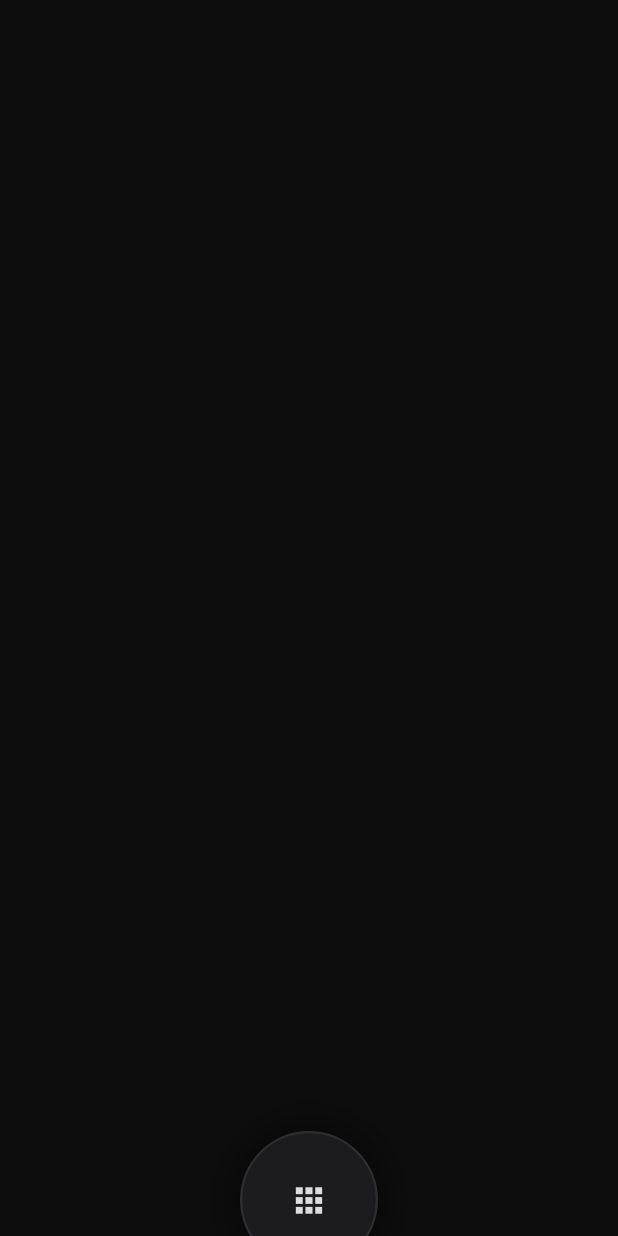
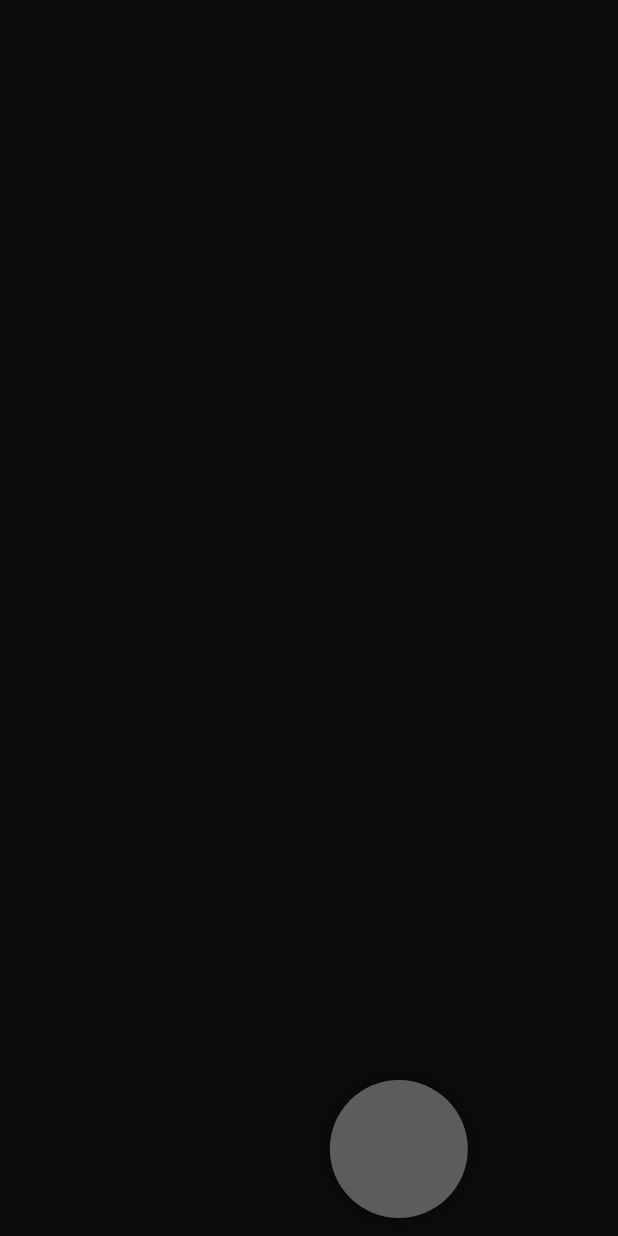
Before and after one commit to Insigolon/WranglHarnes, a Flutter app: the screen it shows after launch, on a phone screen of 412 x 824 dp. Run offline on Flutter 3.47's test engine with Material 3 defaults, Android fonts, the phone set to English and light mode, and no system bars.

Commit message:
updated dart

```diff
--- a/lib/main.dart
+++ b/lib/main.dart
@@ -5,19 +5,18 @@ void main() => runApp(const _App());
 
 class _App extends StatelessWidget {
   const _App();
+
   @override
   Widget build(BuildContext context) {
     return const MaterialApp(
       debugShowCheckedModeBanner: false,
       home: Scaffold(
         backgroundColor: Color(0xFF0D0D0D),
-        body: SafeArea(child: Center(child: RadialLauncher())),
+        body: SafeArea(child: RadialLauncher()),
       ),
     );
   }
 }
-
-// ─── Data ────────────────────────────────────────────────
 
 class AppEntry {
   final String id, label;
@@ -39,28 +38,19 @@ const _kApps = [
   AppEntry('l', 'YouTube'),
 ];
 
-// ─── Constants ───────────────────────────────────────────
-
-// The arc sweeps from _kArcStart to _kArcEnd (degrees, standard math angles)
 const double _kArcStart = 205.0;
 const double _kArcEnd = 335.0;
+const double _kHubR = 46.0;
+const double _kInnerR = 72.0;
+const double _kOuterR = 148.0;
+const double _kCapR = 13.0;
+const double _kCornerInset = 12.0;
 
-const double _kHubR = 46.0;
-
-// Crescent band radii
-const double _kInnerR = 72.0; // inner edge of band
-const double _kOuterR = 148.0; // outer edge of band
-
-// Corner radius on the two arc-tip caps (r=13 from Figma)
-const double _kCapR = 13.0;
-
-double _deg(double r) => r * 180 / math.pi;
 double _rad(double d) => d * math.pi / 180;
-
-// ─── Widget ──────────────────────────────────────────────
 
 class RadialLauncher extends StatefulWidget {
   const RadialLauncher({super.key});
+
   @override
   State<RadialLauncher> createState() => _State();
 }
@@ -133,10 +123,17 @@ class _State extends State<RadialLauncher> with TickerProviderStateMixin {
   Widget build(BuildContext context) {
     return LayoutBuilder(
       builder: (_, c) {
-        final anchor = Offset(c.maxWidth / 2, c.maxHeight - 24);
+        final arcRightReach = _kOuterR * math.cos(_rad(360 - _kArcEnd));
+        final anchor = Offset(
+          math.max(
+            _kOuterR + _kCornerInset,
+            c.maxWidth - arcRightReach - _kCornerInset,
+          ),
+          c.maxHeight - _kHubR - _kCornerInset,
+        );
         return AnimatedBuilder(
           animation: _anim,
-          builder: (_, __) => GestureDetector(
+          builder: (_, _) => GestureDetector(
             onDoubleTap: _toggle,
             onPanUpdate: _pan,
             onPanEnd: _panEnd,
@@ -166,7 +163,7 @@ class _State extends State<RadialLauncher> with TickerProviderStateMixin {
                   top: anchor.dy - _kHubR,
                   child: GestureDetector(
                     onDoubleTap: _toggle,
-                    child: _Hub(t: _anim.value),
+                    child: const _Hub(),
                   ),
                 ),
               ],
@@ -190,12 +187,12 @@ class _State extends State<RadialLauncher> with TickerProviderStateMixin {
           width: 28,
           height: 28,
           decoration: BoxDecoration(
-            color: Colors.white.withOpacity(0.13),
+            color: Colors.white.withValues(alpha: 0.13),
             shape: BoxShape.circle,
           ),
           child: Icon(
             left ? Icons.chevron_left : Icons.chevron_right,
-            color: Colors.white.withOpacity(0.85),
+            color: Colors.white.withValues(alpha: 0.85),
             size: 18,
           ),
         ),
@@ -204,39 +201,26 @@ class _State extends State<RadialLauncher> with TickerProviderStateMixin {
   }
 }
 
-// ─── Hub ─────────────────────────────────────────────────
+class _Hub extends StatelessWidget {
+  const _Hub();
 
-class _Hub extends StatelessWidget {
-  final double t;
-  const _Hub({required this.t});
   @override
   Widget build(BuildContext context) => Container(
     width: _kHubR * 2,
     height: _kHubR * 2,
     decoration: BoxDecoration(
       shape: BoxShape.circle,
-      color: const Color(0xFF1C1C1E),
-      border: Border.all(
-        color: Colors.white.withOpacity(0.08 + 0.06 * t),
-        width: 1.5,
-      ),
+      color: const Color(0xFF5C5C5C),
       boxShadow: [
         BoxShadow(
-          color: Colors.black.withOpacity(0.5),
+          color: Colors.black.withValues(alpha: 0.5),
           blurRadius: 20,
           spreadRadius: 4,
         ),
       ],
     ),
-    child: Icon(
-      Icons.apps_rounded,
-      color: Colors.white.withOpacity(0.85),
-      size: 26,
-    ),
   );
 }
-
-// ─── Painter ─────────────────────────────────────────────
 
 class _Painter extends CustomPainter {
   final Offset anchor;
@@ -253,62 +237,37 @@ class _Painter extends CustomPainter {
     required this.sel,
   });
 
-  // Build the full crescent path:
-  //  - outer arc from startDeg → endDeg at _kOuterR
-  //  - rounded cap at end tip  (r = _kCapR)
-  //  - inner arc from endDeg → startDeg at _kInnerR  (reversed)
-  //  - rounded cap at start tip
   Path _crescentPath(double startDeg, double endDeg) {
     final s = _rad(startDeg);
     final e = _rad(endDeg);
-    final sweep = e - s; // positive
+    final sweep = e - s;
     final path = Path();
 
     final outerRect = Rect.fromCircle(center: anchor, radius: _kOuterR);
     final innerRect = Rect.fromCircle(center: anchor, radius: _kInnerR);
 
-    // ── outer arc: s → e ────────────────────────────────
     path.addArc(outerRect, s, sweep);
 
-    // ── end cap (at angle e) ─────────────────────────────
-    // The cap connects outerR at angle e to innerR at angle e.
-    // It's a rounded rectangle whose long axis is radial at angle e.
-    // We approximate this with a bezier round-corner:
-    //   straight line from outer edge inward, with rounded corners.
     final oeX = anchor.dx + _kOuterR * math.cos(e);
     final oeY = anchor.dy + _kOuterR * math.sin(e);
     final ieX = anchor.dx + _kInnerR * math.cos(e);
     final ieY = anchor.dy + _kInnerR * math.sin(e);
 
-    // direction vectors
-    final radDX = math.cos(e); // points outward from anchor
-    final radDY = math.sin(e);
-    // tangent (perpendicular, clockwise)
-    final tanDX = radDY;
-    final tanDY = -radDX;
-
-    // Corner radius clamped to half band width
+    final tanDX = math.sin(e);
+    final tanDY = -math.cos(e);
     final cr = math.min(_kCapR, (_kOuterR - _kInnerR) / 2);
 
-    // We draw: from outer-edge point, curve inward
-    // Using quadratic bezier for the rounded corner feel
-    // Control point offset along tangent = cr
     path.lineTo(oeX + tanDX * cr, oeY + tanDY * cr);
     path.quadraticBezierTo(oeX, oeY, ieX + tanDX * cr, ieY + tanDY * cr);
-
-    // Straight line to where inner arc starts at angle e
     path.lineTo(ieX, ieY);
 
-    // ── inner arc: e → s (reversed) ─────────────────────
     path.addArc(innerRect, e, -sweep);
 
-    // ── start cap (at angle s) ───────────────────────────
     final osX = anchor.dx + _kOuterR * math.cos(s);
     final osY = anchor.dy + _kOuterR * math.sin(s);
     final isX = anchor.dx + _kInnerR * math.cos(s);
     final isY = anchor.dy + _kInnerR * math.sin(s);
 
-    // tangent at s, counter-clockwise (opposite direction for start cap)
     final tanSDX = -math.sin(s);
     final tanSDY = math.cos(s);
 
@@ -333,24 +292,19 @@ class _Painter extends CustomPainter {
     final spanDeg = _kArcEnd - _kArcStart;
     final segDeg = spanDeg / n;
 
-    // ── 1. Draw full crescent background ────────────────
     final bgPath = _crescentPath(_kArcStart, _kArcEnd);
 
-    // soft drop shadow
     canvas.drawPath(
       bgPath,
       Paint()
-        ..color = Colors.black.withOpacity(0.4)
+        ..color = Colors.black.withValues(alpha: 0.4)
         ..maskFilter = const MaskFilter.blur(BlurStyle.normal, 10),
     );
-    // fill
     canvas.drawPath(bgPath, Paint()..color = const Color(0xFFD9D9D9));
 
-    // ── 2. Clip to crescent so nothing bleeds outside ───
     canvas.save();
     canvas.clipPath(bgPath);
 
-    // ── 3. Selected segment highlight ───────────────────
     if (sel != null) {
       for (int i = 0; i < n; i++) {
         final idx = ((i + offset) % n + n) % n;
@@ -359,7 +313,6 @@ class _Painter extends CustomPainter {
         final segE = _rad(_kArcStart + (i + 1) * segDeg);
         final segSweep = segE - segS;
 
-        // build a wedge path for just this segment
         final wedge = Path();
         wedge.moveTo(anchor.dx, anchor.dy);
         wedge.addArc(
@@ -369,29 +322,22 @@ class _Painter extends CustomPainter {
         );
         wedge.lineTo(anchor.dx, anchor.dy);
 
-        // glow
         canvas.drawPath(
           wedge,
           Paint()
-            ..color = const Color(0xFFFF5C35).withOpacity(0.25)
+            ..color = const Color(0xFFFF5C35).withValues(alpha: 0.25)
             ..maskFilter = const MaskFilter.blur(BlurStyle.normal, 8),
         );
-        // solid tint
         canvas.drawPath(
           wedge,
-          Paint()..color = const Color(0xFFFF5C35).withOpacity(0.6),
+          Paint()..color = const Color(0xFFFF5C35).withValues(alpha: 0.6),
         );
         break;
       }
     }
 
-    // ── 4. Radial divider lines (thin, dark) ────────────
-    canvas.restore(); // end clip
+    canvas.restore();
 
-    // ── 5. Labels ────────────────────────────────────────
-    // Each label is drawn at the angular midpoint of its segment,
-    // at radial midpoint of the band, rotated so text is upright
-    // along the spoke (reading from outer edge toward hub).
     for (int i = 0; i < n; i++) {
       final idx = ((i + offset) % n + n) % n;
       final app = apps[idx];
@@ -411,7 +357,7 @@ class _Painter extends CustomPainter {
             fontSize: isSel ? 10.5 : 9.5,
             fontWeight: FontWeight.w700,
             color: isSel ? Colors.white : const Color(0xFF1A1A1A),
-            letterSpacing: 0.1,
+            letterSpacing: 0,
           ),
         ),
         textDirection: TextDirection.ltr,
@@ -419,18 +365,12 @@ class _Painter extends CustomPainter {
 
       canvas.save();
       canvas.translate(tx, ty);
-
-      // Rotate so text stands radially, reading inward.
-      // midRad points outward. We want text upright along this spoke,
-      // with the top toward the outer edge → rotate by midRad − π/2,
-      // then flip 180° so it reads inward (top = outside).
-      canvas.rotate(midRad + math.pi / 2);
-
+      canvas.rotate(midRad + math.pi);
       tp.paint(canvas, Offset(-tp.width / 2, -tp.height / 2));
       canvas.restore();
     }
 
-    canvas.restore(); // end saveLayer
+    canvas.restore();
   }
 
   @override
```
